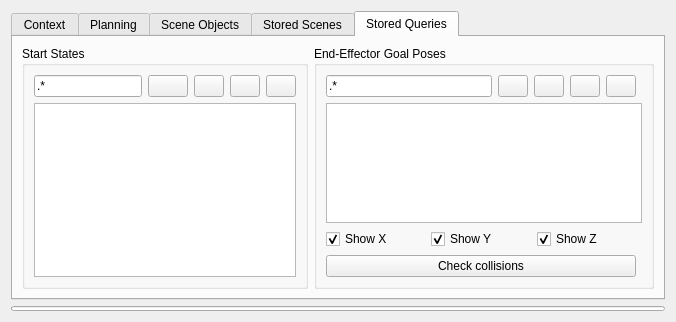
The window that moveit_ros/visualization/motion_planning_rviz_plugin/src/ui/motion_planning_rviz_plugin_frame.ui (moveit/moveit) describes before a commit, drawn with Qt 5.
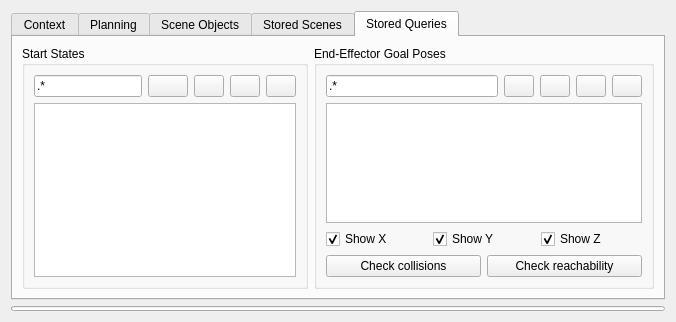
The same window after the commit. The open tabs and pages were chosen to show the change. Icons and pictures are not drawn.

Commit message: add some fixes + check reachability button

What changed in the file:
```diff
--- a/moveit_ros/visualization/motion_planning_rviz_plugin/src/ui/motion_planning_rviz_plugin_frame.ui
+++ b/moveit_ros/visualization/motion_planning_rviz_plugin/src/ui/motion_planning_rviz_plugin_frame.ui
@@ -26,7 +26,7 @@
       <bool>false</bool>
      </property>
      <property name="currentIndex">
-      <number>4</number>
+      <number>0</number>
      </property>
      <widget class="QWidget" name="context">
       <attribute name="title">
@@ -915,8 +915,8 @@
          <property name="title">
           <string>Start States</string>
          </property>
-         <layout class="QGridLayout" name="gridLayout_6">
-          <item row="8" column="0">
+         <layout class="QVBoxLayout" name="verticalLayout_13">
+          <item>
            <layout class="QHBoxLayout" name="horizontalLayout_12">
             <item>
              <widget class="QLineEdit" name="load_states_filter_text">
@@ -1007,7 +1007,7 @@
             </item>
            </layout>
           </item>
-          <item row="9" column="0">
+          <item>
            <widget class="QListWidget" name="start_states_list">
             <property name="editTriggers">
              <set>QAbstractItemView::DoubleClicked|QAbstractItemView::EditKeyPressed</set>
@@ -1028,42 +1028,8 @@
          <property name="title">
           <string>End-Effector Goal Poses</string>
          </property>
-         <layout class="QGridLayout" name="gridLayout_7">
-          <item row="10" column="0">
-           <layout class="QHBoxLayout" name="horizontalLayout_2">
-            <item>
-             <widget class="QCheckBox" name="show_x_checkbox">
-              <property name="text">
-               <string>Show X</string>
-              </property>
-              <property name="checked">
-               <bool>true</bool>
-              </property>
-             </widget>
-            </item>
-            <item>
-             <widget class="QCheckBox" name="show_y_checkbox">
-              <property name="text">
-               <string>Show Y</string>
-              </property>
-              <property name="checked">
-               <bool>true</bool>
-              </property>
-             </widget>
-            </item>
-            <item>
-             <widget class="QCheckBox" name="show_z_checkbox">
-              <property name="text">
-               <string>Show Z</string>
-              </property>
-              <property name="checked">
-               <bool>true</bool>
-              </property>
-             </widget>
-            </item>
-           </layout>
-          </item>
-          <item row="6" column="0">
+         <layout class="QVBoxLayout" name="verticalLayout_8">
+          <item>
            <layout class="QHBoxLayout" name="horizontalLayout_13">
             <item>
              <widget class="QLineEdit" name="load_poses_filter_text">
@@ -1157,7 +1123,7 @@
             </item>
            </layout>
           </item>
-          <item row="7" column="0" colspan="2">
+          <item>
            <widget class="QListWidget" name="goal_poses_list">
             <property name="toolTip">
              <string>Press Ctrl+C to duplicate the selected goals</string>
@@ -1170,12 +1136,57 @@
             </property>
            </widget>
           </item>
-          <item row="11" column="0">
-           <widget class="QPushButton" name="check_goal_collisions_button">
-            <property name="text">
-             <string>Check collisions</string>
-            </property>
-           </widget>
+          <item>
+           <layout class="QHBoxLayout" name="horizontalLayout_2">
+            <item>
+             <widget class="QCheckBox" name="show_x_checkbox">
+              <property name="text">
+               <string>Show X</string>
+              </property>
+              <property name="checked">
+               <bool>true</bool>
+              </property>
+             </widget>
+            </item>
+            <item>
+             <widget class="QCheckBox" name="show_y_checkbox">
+              <property name="text">
+               <string>Show Y</string>
+              </property>
+              <property name="checked">
+               <bool>true</bool>
+              </property>
+             </widget>
+            </item>
+            <item>
+             <widget class="QCheckBox" name="show_z_checkbox">
+              <property name="text">
+               <string>Show Z</string>
+              </property>
+              <property name="checked">
+               <bool>true</bool>
+              </property>
+             </widget>
+            </item>
+           </layout>
+          </item>
+          <item>
+           <layout class="QHBoxLayout" name="horizontalLayout_10">
+            <item>
+             <widget class="QPushButton" name="check_goal_collisions_button">
+              <property name="text">
+               <string>Check collisions</string>
+              </property>
+             </widget>
+            </item>
+            <item>
+             <widget class="QPushButton" name="check_goal_reachability_button">
+              <property name="text">
+               <string>Check reachability</string>
+              </property>
+             </widget>
+            </item>
+           </layout>
           </item>
          </layout>
         </widget>
```
The commit also changes 2 other files.
